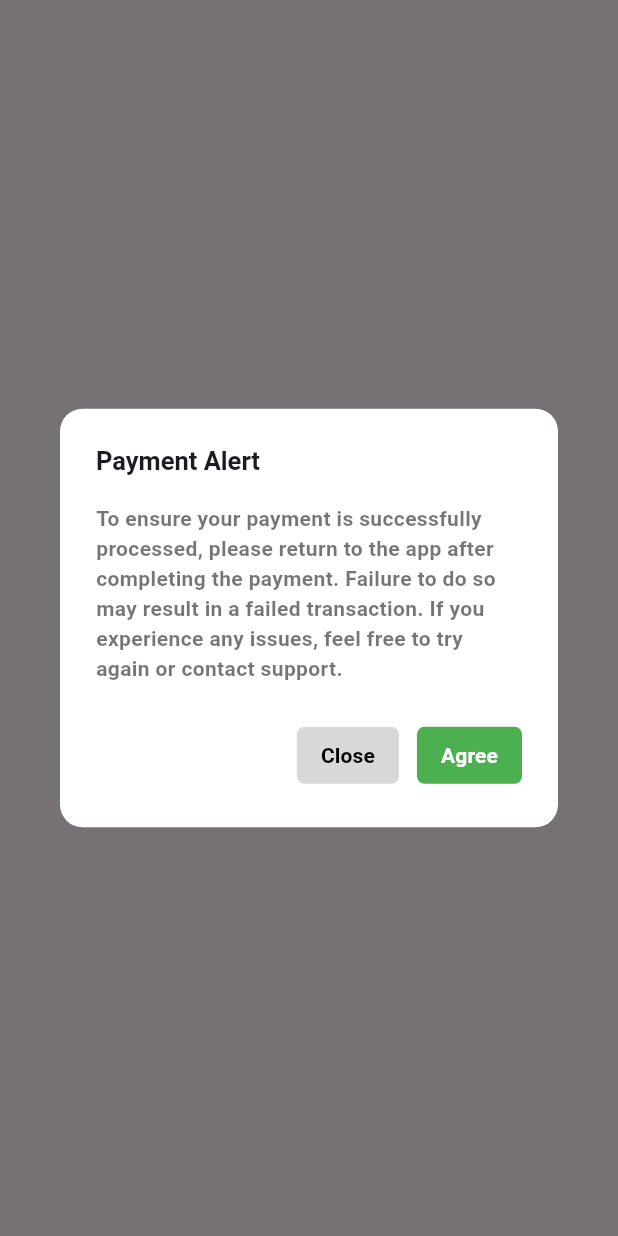
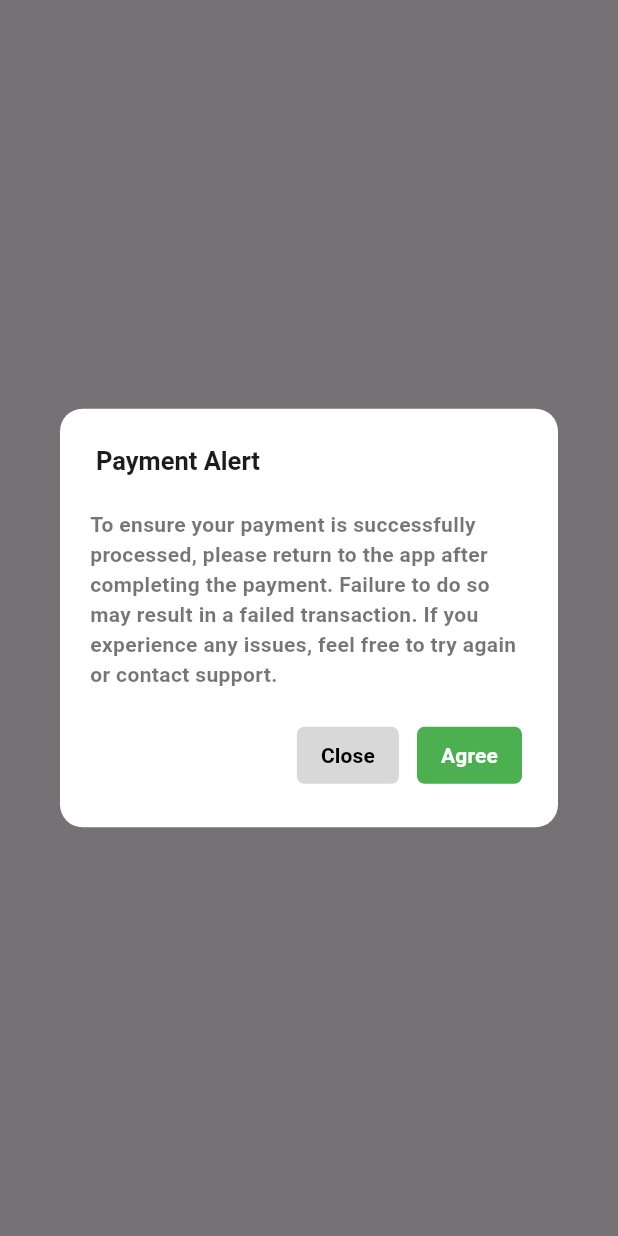
Before and after one commit to totalxsoftwaredevelopers/razorpay_web_totalxsoftware, a Flutter app: what showPaymentAlert() shows on an empty page, opened directly, on a phone screen of 412 x 824 dp. Run offline on Flutter 3.47's test engine with Material 3 defaults, Android fonts, the phone set to English and light mode, and no system bars; our stand-ins replace cloud_firestore, cloud_functions, gap; missing offline and left inert: razorpay_web; accounts and stored records are empty.

Commit message:
add screen short

```diff
--- a/example/pubspec.yaml
+++ b/example/pubspec.yaml
@@ -28,6 +28,7 @@ dependencies:
   # The following adds the Cupertino Icons font to your application.
   # Use with the CupertinoIcons class for iOS style icons.
   cupertino_icons: ^1.0.8
+  cloud_functions: ^5.1.3
 
 dev_dependencies:
   integration_test:
--- a/lib/widget/payment_alert.dart
+++ b/lib/widget/payment_alert.dart
@@ -1,3 +1,4 @@
+
 
 import 'package:flutter/material.dart';
 import 'package:gap/gap.dart';
@@ -11,6 +12,7 @@ Future<bool> showPaymentAlert(BuildContext context) async {
           borderRadius: BorderRadius.circular(15),
         ),
         backgroundColor: Colors.white,
+        contentPadding: const EdgeInsets.all(20), // Adjust padding if needed
         title: const Text(
           'Payment Alert',
           style: TextStyle(
@@ -18,7 +20,9 @@ Future<bool> showPaymentAlert(BuildContext context) async {
             fontSize: 17,
           ),
         ),
-            content: const Text(
+        content: const SizedBox(
+          width: 300, // Set your desired width here
+          child: Text(
             'To ensure your payment is successfully processed, please return to the app after completing the payment. '
             'Failure to do so may result in a failed transaction. '
             'If you experience any issues, feel free to try again or contact support.',
@@ -26,6 +30,7 @@ Future<bool> showPaymentAlert(BuildContext context) async {
               fontWeight: FontWeight.w700,
               color: Colors.black54,
               fontSize: 14,
+            ),
           ),
         ),
         actions: [
@@ -44,17 +49,12 @@ Future<bool> showPaymentAlert(BuildContext context) async {
                 onPressed: () {
                   Navigator.pop(context, false); // Return false on Close
                 },
-                    child: const Row(
-                      mainAxisAlignment: MainAxisAlignment.center,
-                      children: [
-                        Text(
+                child: const Text(
                   "Close",
                   style: TextStyle(
                     color: Colors.black,
                     fontWeight: FontWeight.bold,
                   ),
-                        ),
-                      ],
                 ),
               ),
               const Gap(12),
@@ -70,17 +70,12 @@ Future<bool> showPaymentAlert(BuildContext context) async {
                 onPressed: () {
                   Navigator.pop(context, true); // Return true on Agree
                 },
-                    child: const Row(
-                      mainAxisAlignment: MainAxisAlignment.center,
-                      children: [
-                        Text(
+                child: const Text(
                   "Agree",
                   style: TextStyle(
                     color: Colors.white,
                     fontWeight: FontWeight.bold,
                   ),
-                        ),
-                      ],
                 ),
               ),
             ],
@@ -88,6 +83,5 @@ Future<bool> showPaymentAlert(BuildContext context) async {
         ],
       );
     },
-      ) ??
-      false; // Ensure it returns false if dialog is dismissed without any action.
+  ) ?? false; // Ensure it returns false if dialog is dismissed without any action.
 }
```
Also changed, not shown: example/lib/main.dart (+16 -13 lines), pubspec.yaml (+5 -39 lines), assets/totalx.png (added), example/pubspec.lock, 2 other files. Lines whose indentation alone changed are shown as unchanged.
